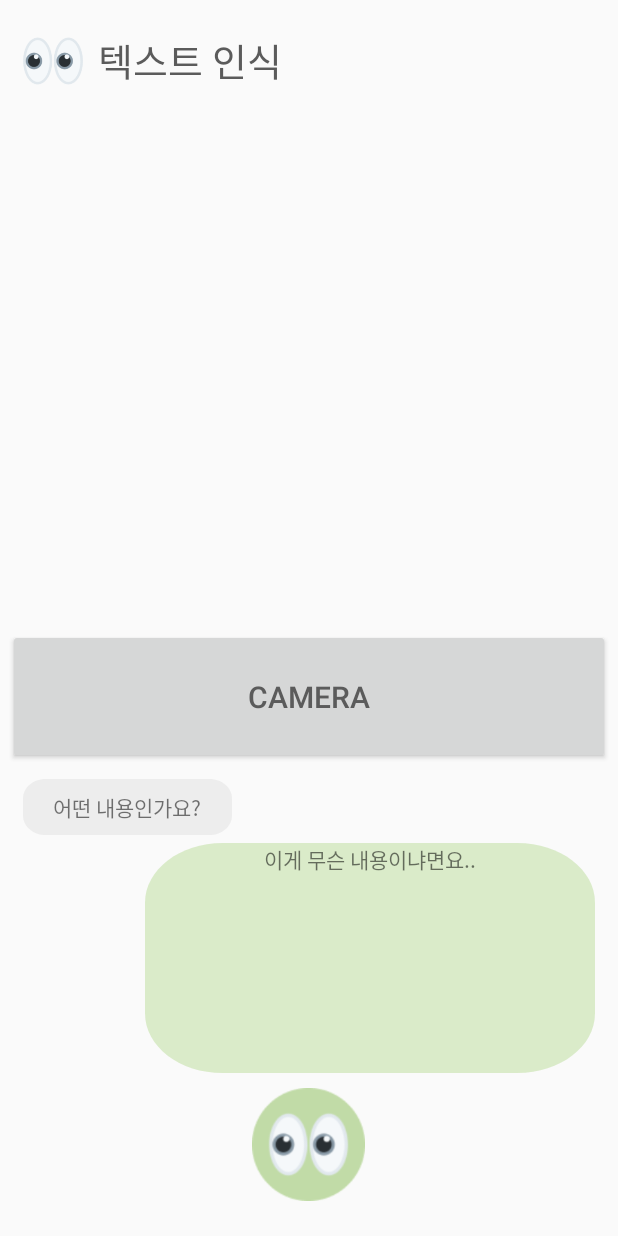
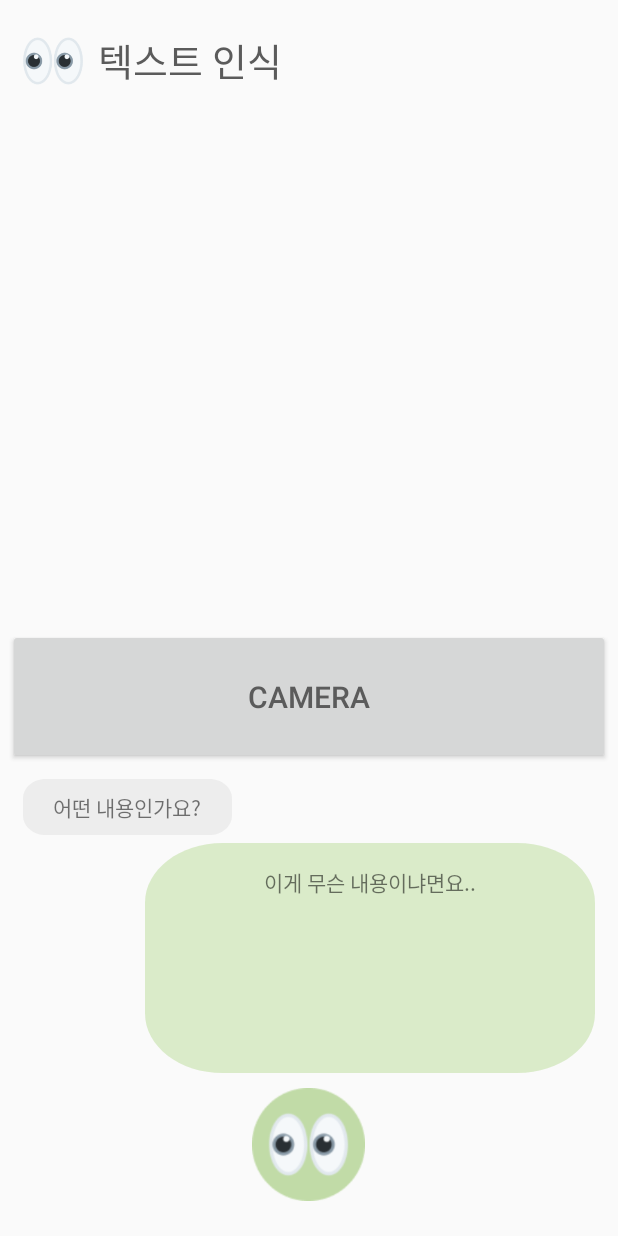
Before and after one commit to FongleDS/EyesoneApp, an Android app: the CameraActivity screen opened directly, with no data from a screen before it, on a phone screen of 412 x 824 dp. Run offline under Robolectric (Android 15) with nearby library versions, the phone set to English and light mode, and no system bars.

Commit message:
ui수정 text부분

```diff
--- a/app/src/main/res/layout/activity_camera.xml
+++ b/app/src/main/res/layout/activity_camera.xml
@@ -75,6 +75,7 @@
             android:textSize="14dp"
             android:scrollbars="vertical"
             android:layout_gravity="right"
+            android:padding="15dp"
             android:textAlignment="center"
             android:layout_marginRight="10dp"
             android:layout_marginTop="5dp"
```
